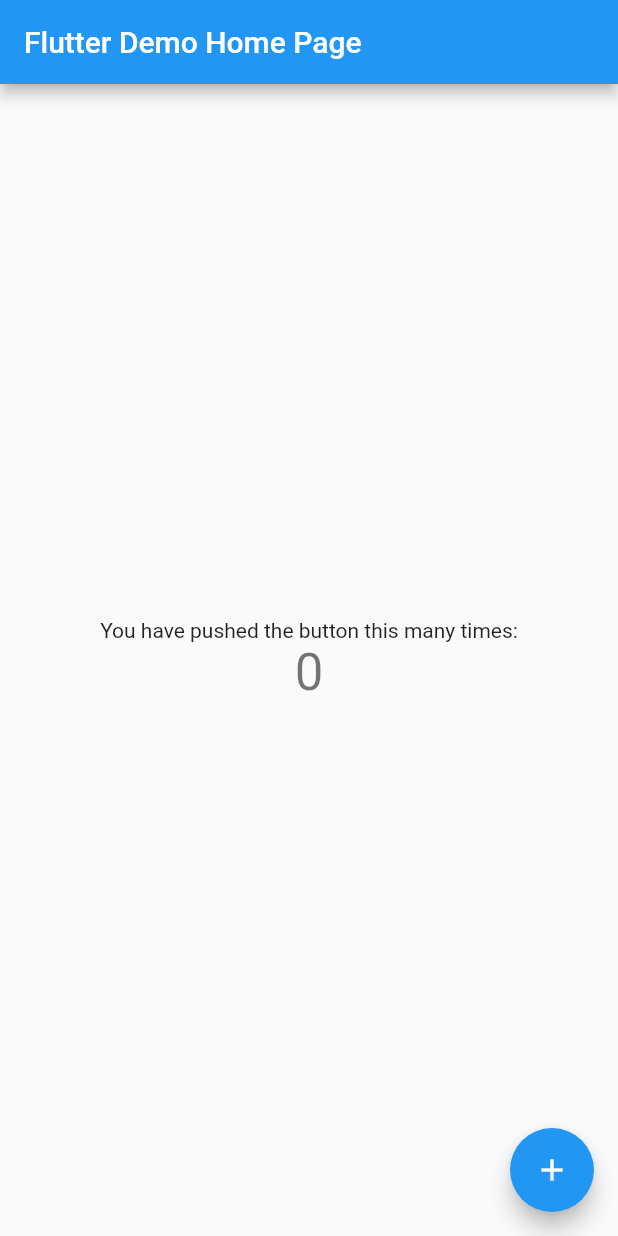
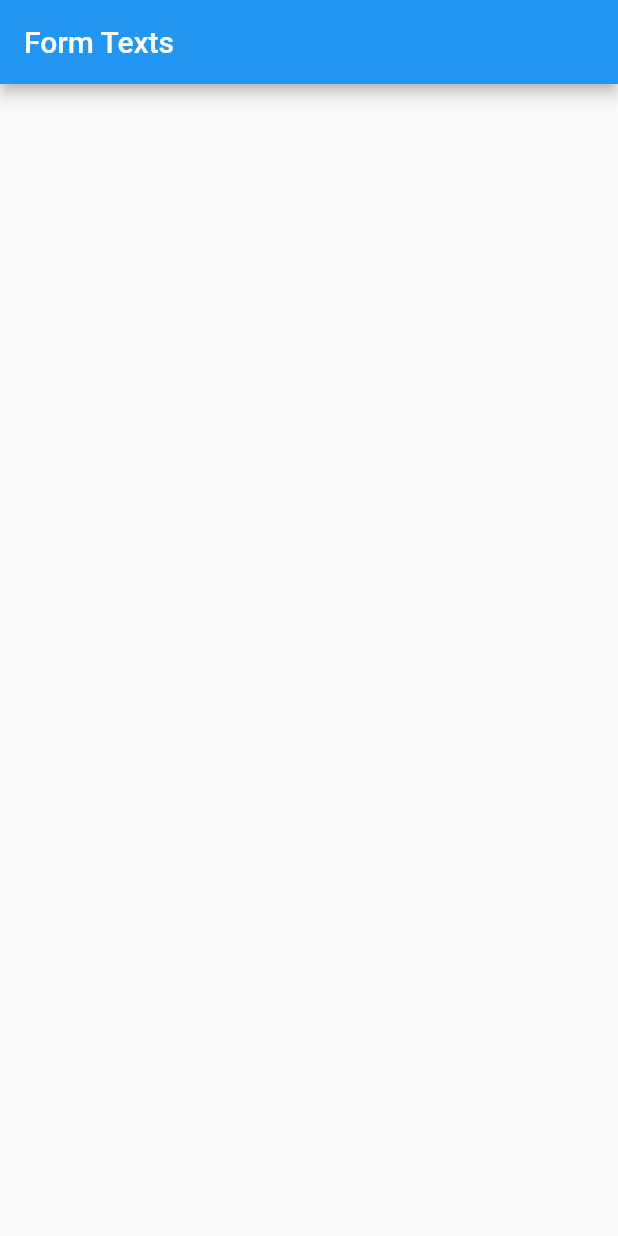
Before and after one commit to Tosin8/form_text_fields, a Flutter app: the screen it shows after launch, on a phone screen of 412 x 824 dp. Run offline on Flutter 3.47's test engine with Material 2 defaults, Android fonts, the phone set to English and light mode, and no system bars.

Commit message:
Updating Main

```diff
--- a/lib/main.dart
+++ b/lib/main.dart
@@ -1,115 +1,18 @@
 import 'package:flutter/material.dart';
 
 void main() {
-  runApp(const MyApp());
+  runApp(const MaterialApp(home: TextFieldDemo()));
 }
 
-class MyApp extends StatelessWidget {
-  const MyApp({Key? key}) : super(key: key);
-
-  // This widget is the root of your application.
-  @override
-  Widget build(BuildContext context) {
-    return MaterialApp(
-      title: 'Flutter Demo',
-      theme: ThemeData(
-        // This is the theme of your application.
-        //
-        // Try running your application with "flutter run". You'll see the
-        // application has a blue toolbar. Then, without quitting the app, try
-        // changing the primarySwatch below to Colors.green and then invoke
-        // "hot reload" (press "r" in the console where you ran "flutter run",
-        // or simply save your changes to "hot reload" in a Flutter IDE).
-        // Notice that the counter didn't reset back to zero; the application
-        // is not restarted.
-        primarySwatch: Colors.blue,
-      ),
-      home: const MyHomePage(title: 'Flutter Demo Home Page'),
-    );
-  }
-}
-
-class MyHomePage extends StatefulWidget {
-  const MyHomePage({Key? key, required this.title}) : super(key: key);
-
-  // This widget is the home page of your application. It is stateful, meaning
-  // that it has a State object (defined below) that contains fields that affect
-  // how it looks.
-
-  // This class is the configuration for the state. It holds the values (in this
-  // case the title) provided by the parent (in this case the App widget) and
-  // used by the build method of the State. Fields in a Widget subclass are
-  // always marked "final".
-
-  final String title;
-
-  @override
-  State<MyHomePage> createState() => _MyHomePageState();
-}
-
-class _MyHomePageState extends State<MyHomePage> {
-  int _counter = 0;
-
-  void _incrementCounter() {
-    setState(() {
-      // This call to setState tells the Flutter framework that something has
-      // changed in this State, which causes it to rerun the build method below
-      // so that the display can reflect the updated values. If we changed
-      // _counter without calling setState(), then the build method would not be
-      // called again, and so nothing would appear to happen.
-      _counter++;
-    });
-  }
+class TextFieldDemo extends StatelessWidget {
+  const TextFieldDemo({Key? key}) : super(key: key);
 
   @override
   Widget build(BuildContext context) {
-    // This method is rerun every time setState is called, for instance as done
-    // by the _incrementCounter method above.
-    //
-    // The Flutter framework has been optimized to make rerunning build methods
-    // fast, so that you can just rebuild anything that needs updating rather
-    // than having to individually change instances of widgets.
     return Scaffold(
-      appBar: AppBar(
-        // Here we take the value from the MyHomePage object that was created by
-        // the App.build method, and use it to set our appbar title.
-        title: Text(widget.title),
-      ),
-      body: Center(
-        // Center is a layout widget. It takes a single child and positions it
-        // in the middle of the parent.
-        child: Column(
-          // Column is also a layout widget. It takes a list of children and
-          // arranges them vertically. By default, it sizes itself to fit its
-          // children horizontally, and tries to be as tall as its parent.
-          //
-          // Invoke "debug painting" (press "p" in the console, choose the
-          // "Toggle Debug Paint" action from the Flutter Inspector in Android
-          // Studio, or the "Toggle Debug Paint" command in Visual Studio Code)
-          // to see the wireframe for each widget.
-          //
-          // Column has various properties to control how it sizes itself and
-          // how it positions its children. Here we use mainAxisAlignment to
-          // center the children vertically; the main axis here is the vertical
-          // axis because Columns are vertical (the cross axis would be
-          // horizontal).
-          mainAxisAlignment: MainAxisAlignment.center,
-          children: <Widget>[
-            const Text(
-              'You have pushed the button this many times:',
-            ),
-            Text(
-              '$_counter',
-              style: Theme.of(context).textTheme.headline4,
-            ),
-          ],
-        ),
-      ),
-      floatingActionButton: FloatingActionButton(
-        onPressed: _incrementCounter,
-        tooltip: 'Increment',
-        child: const Icon(Icons.add),
-      ), // This trailing comma makes auto-formatting nicer for build methods.
-    );
+        appBar: AppBar(
+      automaticallyImplyLeading: false,
+      title: const Text('Form Texts'),
+    ));
   }
 }
```
Also changed, not shown: pubspec.yaml (+6 -45 lines).
